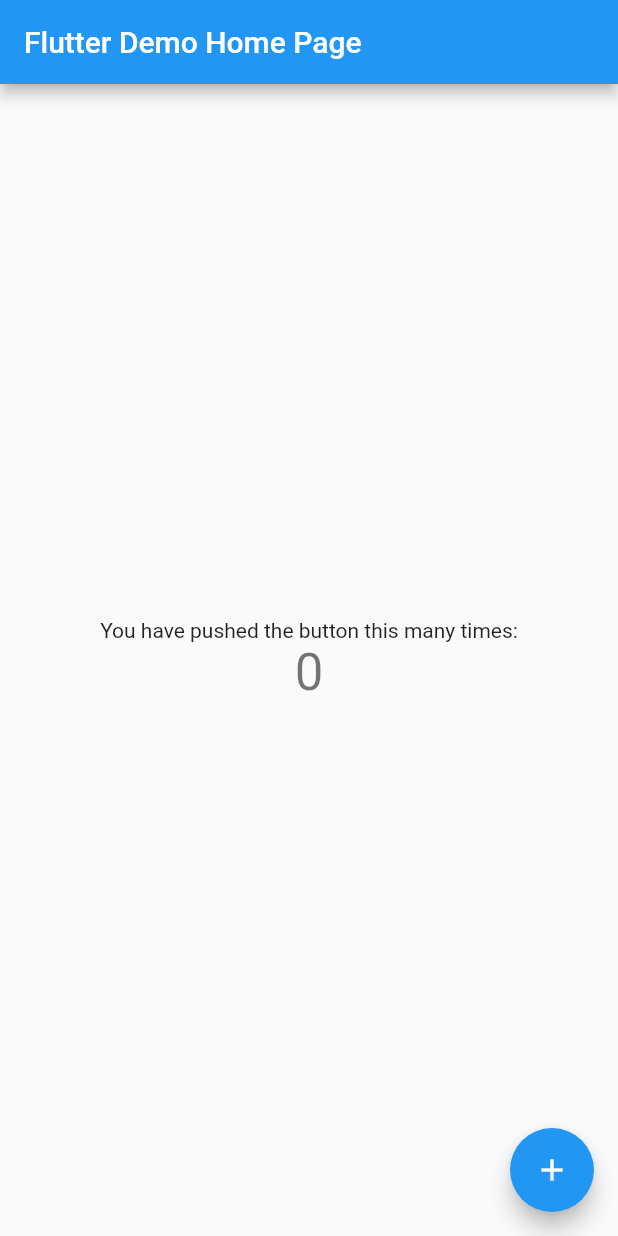
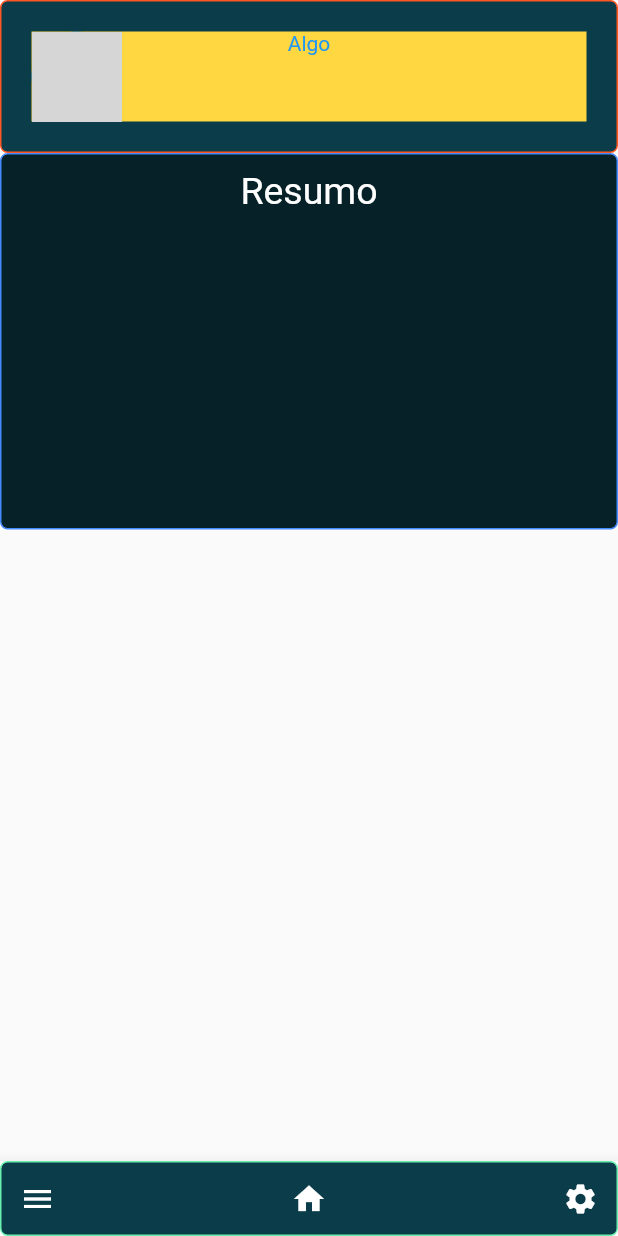
Before and after one commit to DarkSoldierBR/quickroutine-app, a Flutter app: the screen it shows after launch, on a phone screen of 412 x 824 dp. Run offline on Flutter 3.47's test engine with Material 2 defaults, Android fonts, the phone set to English and light mode, and no system bars; network calls fail; grey boxes are pictures that could not be loaded.

Commit message:
a resume home

```diff
--- a/lib/main.dart
+++ b/lib/main.dart
@@ -1,111 +1,100 @@
 import 'package:flutter/material.dart';
 
-void main() => runApp(MyApp());
+void main() {
+  runApp(MaterialApp(
+    home: Home(),
+  ));
+}
 
-class MyApp extends StatelessWidget {
-  // This widget is the root of your application.
+class Home extends StatefulWidget {
+  @override
+  _HomeState createState() => _HomeState();
+}
+
+class _HomeState extends State<Home> {
   @override
   Widget build(BuildContext context) {
-    return MaterialApp(
-      title: 'Flutter Demo',
-      theme: ThemeData(
-        // This is the theme of your application.
-        //
-        // Try running your application with "flutter run". You'll see the
-        // application has a blue toolbar. Then, without quitting the app, try
-        // changing the primarySwatch below to Colors.green and then invoke
-        // "hot reload" (press "r" in the console where you ran "flutter run",
-        // or simply save your changes to "hot reload" in a Flutter IDE).
-        // Notice that the counter didn't reset back to zero; the application
-        // is not restarted.
-        primarySwatch: Colors.blue,
+    return Scaffold(
+        // appBar: AppBar(title: const Text('Bottom App Bar')),
+        bottomNavigationBar: BottomAppBar(
+            child: Container(
+          decoration: BoxDecoration(
+            color: Color.fromRGBO(11, 60, 73, 1),
+            border: Border.all(color: Colors.greenAccent),
+            borderRadius: BorderRadius.circular(5.0),
           ),
-      home: MyHomePage(title: 'Flutter Demo Home Page'),
-    );
-  }
-}
-
-class MyHomePage extends StatefulWidget {
-  MyHomePage({Key key, this.title}) : super(key: key);
-
-  // This widget is the home page of your application. It is stateful, meaning
-  // that it has a State object (defined below) that contains fields that affect
-  // how it looks.
-
-  // This class is the configuration for the state. It holds the values (in this
-  // case the title) provided by the parent (in this case the App widget) and
-  // used by the build method of the State. Fields in a Widget subclass are
-  // always marked "final".
-
-  final String title;
-
-  @override
-  _MyHomePageState createState() => _MyHomePageState();
-}
-
-class _MyHomePageState extends State<MyHomePage> {
-  int _counter = 0;
-
-  void _incrementCounter() {
-    setState(() {
-      // This call to setState tells the Flutter framework that something has
-      // changed in this State, which causes it to rerun the build method below
-      // so that the display can reflect the updated values. If we changed
-      // _counter without calling setState(), then the build method would not be
-      // called again, and so nothing would appear to happen.
-      _counter++;
-    });
-  }
-
-  @override
-  Widget build(BuildContext context) {
-    // This method is rerun every time setState is called, for instance as done
-    // by the _incrementCounter method above.
-    //
-    // The Flutter framework has been optimized to make rerunning build methods
-    // fast, so that you can just rebuild anything that needs updating rather
-    // than having to individually change instances of widgets.
-    return Scaffold(
-      appBar: AppBar(
-        // Here we take the value from the MyHomePage object that was created by
-        // the App.build method, and use it to set our appbar title.
-        title: Text(widget.title),
+          child: Row(
+            mainAxisSize: MainAxisSize.max,
+            mainAxisAlignment: MainAxisAlignment.spaceBetween,
+            children: <Widget>[
+              IconButton(
+                icon: Icon(
+                  Icons.menu,
+                  color: Colors.white,
                 ),
-      body: Center(
-        // Center is a layout widget. It takes a single child and positions it
-        // in the middle of the parent.
-        child: Column(
-          // Column is also a layout widget. It takes a list of children and
-          // arranges them vertically. By default, it sizes itself to fit its
-          // children horizontally, and tries to be as tall as its parent.
-          //
-          // Invoke "debug painting" (press "p" in the console, choose the
-          // "Toggle Debug Paint" action from the Flutter Inspector in Android
-          // Studio, or the "Toggle Debug Paint" command in Visual Studio Code)
-          // to see the wireframe for each widget.
-          //
-          // Column has various properties to control how it sizes itself and
-          // how it positions its children. Here we use mainAxisAlignment to
-          // center the children vertically; the main axis here is the vertical
-          // axis because Columns are vertical (the cross axis would be
-          // horizontal).
-          mainAxisAlignment: MainAxisAlignment.center,
-          children: <Widget>[
-            Text(
-              'You have pushed the button this many times:',
+                onPressed: () {},
               ),
-            Text(
-              '$_counter',
-              style: Theme.of(context).textTheme.display1,
+              IconButton(
+                icon: Icon(
+                  Icons.home,
+                  color: Colors.white,
+                ),
+                onPressed: () {},
+              ),
+              IconButton(
+                icon: Icon(
+                  Icons.settings,
+                  color: Colors.white,
+                ),
+                onPressed: () {},
               ),
             ],
           ),
+        )),
+        body: SingleChildScrollView(
+            child: Column(children: <Widget>[
+          SafeArea(
+              child: Container(
+                  alignment: Alignment.center,
+                  padding: EdgeInsets.all(20),
+                  decoration: BoxDecoration(
+                    color: Color.fromRGBO(11, 60, 73, 1),
+                    border: Border.all(color: Colors.deepOrange),
+                    borderRadius: BorderRadius.circular(5.0),
                   ),
-      floatingActionButton: FloatingActionButton(
-        onPressed: _incrementCounter,
-        tooltip: 'Increment',
-        child: Icon(Icons.add),
-      ), // This trailing comma makes auto-formatting nicer for build methods.
-    );
+                  child: Stack(
+                    // alignment: Alignment.centerLeft,
+                    children: <Widget>[
+                      Container(
+                          color: Colors.amberAccent,
+                          alignment: Alignment.centerLeft,
+                          child: CircleAvatar(
+                            radius: 30.0,
+                            backgroundImage: NetworkImage(
+                                "https://raw.githubusercontent.com/Quick-Routine/quick-rotine-design/master/Logos/QuickRoutineApp/QuickRoutineAppLogo.png"),
+                          )),
+                          Container(
+                            alignment: Alignment.topCenter,
+                            child:Text("Algo",style: TextStyle(color: Colors.blue),))
+                    ],
+                  ))),
+          Container(
+              padding: EdgeInsets.fromLTRB(0, 0, 0, 200),
+              decoration: BoxDecoration(
+                color: Color.fromRGBO(6, 33, 40, 1),
+                border: Border.all(color: Colors.blueAccent),
+                borderRadius: BorderRadius.circular(5.0),
+              ),
+              child: Center(
+                child: Container(
+                    padding: EdgeInsets.all(10),
+                    child: Column(children: <Widget>[
+                      Text(
+                        "Resumo",
+                        style: TextStyle(color: Colors.white, fontSize: 25.0),
+                      ),
+                    ])),
+              )),
+        ])));
   }
 }
--- /dev/null
+++ b/lib/widgets/drawer.dart
@@ -0,0 +1,22 @@
+import 'package:flutter/material.dart';
+
+class CustomDrawer extends StatelessWidget {
+  @override
+  Widget build(BuildContext context) {
+    Widget _buildDrawerBack() => Container(
+      decoration: BoxDecoration(
+        gradient: LinearGradient(colors: [Colors.white,Colors.blue],
+        begin: Alignment.topLeft,
+        end: Alignment.bottomRight)
+
+      ),
+    );
+    return Drawer(
+  child: Stack(
+    children: <Widget>[
+      _buildDrawerBack()
+    ],
+  )
+);
+  }
+}
```
Also changed, not shown: 2 other files. Lines whose indentation alone changed are shown as unchanged.
